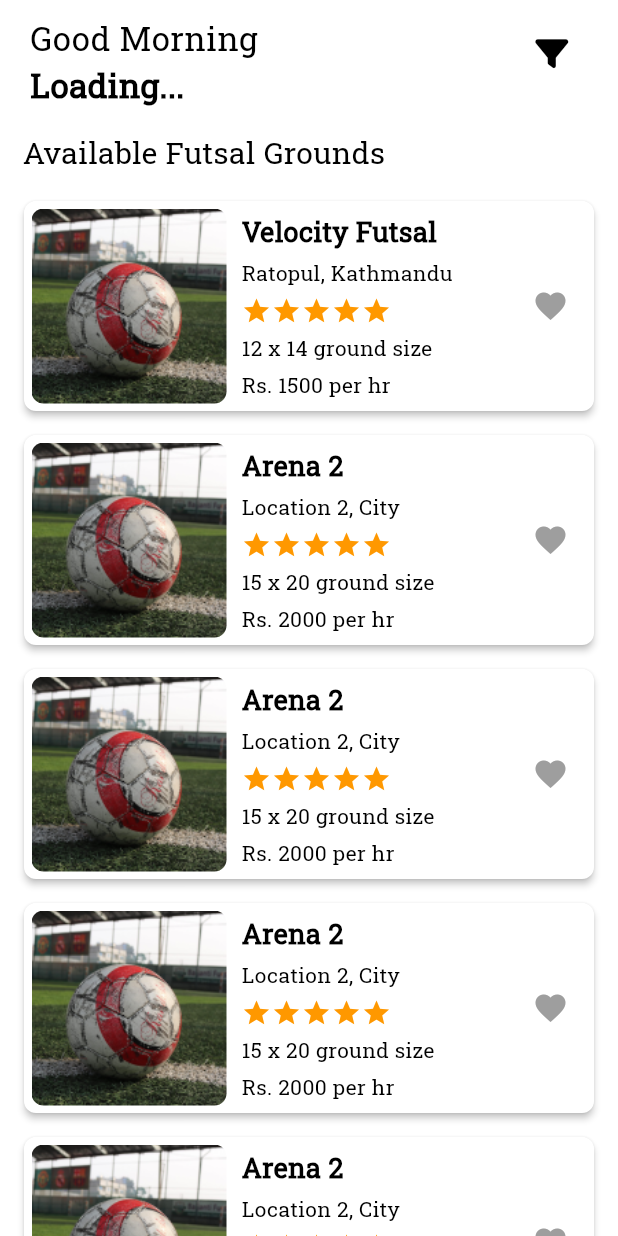
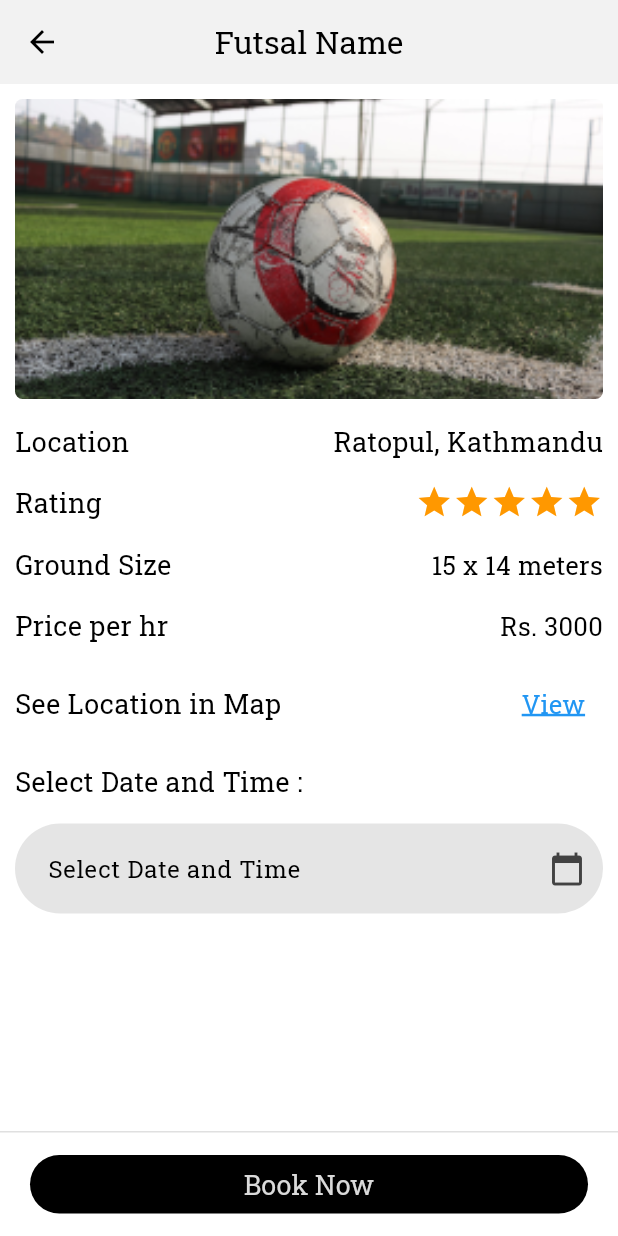
Before and after one commit to abhishekkarky/My_Arena, a Flutter app: the DiscoverView screen opened by its route, after a tap on "Velocity Futsal", on a phone screen of 412 x 824 dp. Run offline on Flutter 3.47's test engine with Material 3 defaults, Android fonts, the light colour scheme and no system bars; our stand-ins replace dartz, dio, flutter_map, flutter_riverpod, flutter_snake_navigationbar, font_awesome_flutter and 6 more; missing offline and left inert: all_sensors2; accounts and stored records are empty.

Commit message:
Individual page of futsal and map

```diff
--- a/lib/config/router/app_routes.dart
+++ b/lib/config/router/app_routes.dart
@@ -3,6 +3,9 @@ import 'package:my_arena/features/auth/presentation/view/register_view.dart';
 import 'package:my_arena/features/auth/presentation/view/request_otp_view.dart';
 import 'package:my_arena/features/auth/presentation/view/reset_password_view.dart';
 import 'package:my_arena/features/discover/presentation/view/discover_view.dart';
+import 'package:my_arena/features/discover/presentation/view/individual_futsal_view.dart';
+import 'package:my_arena/features/discover/presentation/view/map_view.dart';
+import 'package:my_arena/features/favourite/presentation/view/favourites_view.dart';
 import 'package:my_arena/features/home/presentation/view/home_view.dart';
 import 'package:my_arena/features/profile/presentation/view/edit_password_view.dart';
 import 'package:my_arena/features/profile/presentation/view/edit_profile_view.dart';
@@ -19,8 +22,11 @@ class AppRoute {
   static const String resetPasswordRoute = '/reset-password';
   static const String editProfileRoute = '/edit-profile';
   static const String editPasswordRoute = '/edit-password';
+  static const String favouritesRoute = '/favourites';
 
   static const String discoverRoute = '/discover';
+  static const String individualFutsalRoute = '/individual-futsal';
+  static const String mapViewRoute = '/map-view';
 
   static getApplicationRoute() {
     return {
@@ -33,6 +39,9 @@ class AppRoute {
       editProfileRoute: (context) => const EditProfileView(),
       editPasswordRoute: (context) => const EditPasswordView(),
       discoverRoute: (context) => const DiscoverView(),
+      favouritesRoute: (context) => const FavouritesView(),
+      individualFutsalRoute: (context) => const IndividualFutsalView(),
+      mapViewRoute: (context) => const FutsalMapView(),
     };
   }
 }
--- a/lib/features/discover/presentation/view/discover_view.dart
+++ b/lib/features/discover/presentation/view/discover_view.dart
@@ -2,6 +2,7 @@ import 'package:flutter/material.dart';
 import 'package:flutter_riverpod/flutter_riverpod.dart';
 import 'package:font_awesome_flutter/font_awesome_flutter.dart';
 import 'package:my_arena/config/constants/theme_constants.dart';
+import 'package:my_arena/config/router/app_routes.dart';
 import 'package:my_arena/core/widget/button.dart';
 import 'package:my_arena/core/widget/textformfield.dart';
 
@@ -302,10 +303,13 @@ class _DiscoverViewState extends ConsumerState<DiscoverView> {
   }) {
     return GestureDetector(
       onTap: () {
-        print("Changed index to $index");
+        Navigator.pushNamed(
+          context,
+          AppRoute.individualFutsalRoute,
+        );
       },
       child: Card(
-        elevation: 2,
+        elevation: 3,
         shape: RoundedRectangleBorder(
           borderRadius: BorderRadius.circular(8),
         ),
--- /dev/null
+++ b/lib/features/discover/presentation/view/individual_futsal_view.dart
@@ -0,0 +1,304 @@
+import 'package:flutter/material.dart';
+import 'package:flutter_riverpod/flutter_riverpod.dart';
+import 'package:my_arena/config/router/app_routes.dart';
+import 'package:my_arena/core/widget/appbar.dart';
+import 'package:my_arena/core/widget/button.dart';
+
+class IndividualFutsalView extends ConsumerStatefulWidget {
+  const IndividualFutsalView({super.key});
+
+  @override
+  ConsumerState<ConsumerStatefulWidget> createState() =>
+      _IndividualFutsalViewState();
+}
+
+class _IndividualFutsalViewState extends ConsumerState<IndividualFutsalView> {
+  final _gap = const SizedBox(height: 15);
+  final _belowGap = const SizedBox(
+    height: 120,
+  );
+  final TextEditingController _timeController = TextEditingController();
+  RangeValues timeRange = const RangeValues(5, 6);
+  DateTime? selectedDateTime;
+
+  @override
+  Widget build(BuildContext context) {
+    final isDarkMode = Theme.of(context).brightness == Brightness.dark;
+
+    Future<void> selectTime() async {
+      TimeOfDay? pickedTime = await showTimePicker(
+        context: context,
+        initialTime: TimeOfDay.now(),
+      );
+
+      if (pickedTime != null) {
+        setState(() {
+          _timeController.text = pickedTime.format(context);
+        });
+      }
+    }
+
+    return Scaffold(
+      floatingActionButtonLocation: FloatingActionButtonLocation.centerDocked,
+      floatingActionButtonAnimator: FloatingActionButtonAnimator.scaling,
+      appBar: MyAppBar(
+        title: 'Futsal Name',
+        context: context,
+      ),
+      body: SingleChildScrollView(
+        child: Padding(
+          padding: const EdgeInsets.all(10),
+          child: Column(
+            crossAxisAlignment: CrossAxisAlignment.start,
+            children: [
+              ClipRRect(
+                borderRadius: BorderRadius.circular(5),
+                child: Image.asset(
+                  'assets/images/ground.png',
+                  height: 200,
+                  width: MediaQuery.sizeOf(context).width * 1,
+                  fit: BoxFit.cover,
+                ),
+              ),
+              _gap,
+              const Row(
+                mainAxisAlignment: MainAxisAlignment.spaceBetween,
+                children: [
+                  Text(
+                    'Location',
+                    style: TextStyle(
+                      fontSize: 18,
+                      fontWeight: FontWeight.w500,
+                    ),
+                  ),
+                  Text(
+                    'Ratopul, Kathmandu',
+                    style: TextStyle(
+                      fontSize: 18,
+                      fontWeight: FontWeight.w500,
+                    ),
+                  ),
+                ],
+              ),
+              _gap,
+              Row(
+                mainAxisAlignment: MainAxisAlignment.spaceBetween,
+                children: [
+                  const Text(
+                    'Rating',
+                    style: TextStyle(
+                      fontSize: 18,
+                      fontWeight: FontWeight.w500,
+                    ),
+                  ),
+                  Row(
+                    children: List.generate(5, (index) {
+                      return const Icon(
+                        Icons.star,
+                        color: Colors.orange,
+                        size: 25,
+                      );
+                    }),
+                  ),
+                ],
+              ),
+              _gap,
+              const Row(
+                mainAxisAlignment: MainAxisAlignment.spaceBetween,
+                children: [
+                  Text(
+                    'Ground Size',
+                    style: TextStyle(
+                      fontSize: 18,
+                      fontWeight: FontWeight.w500,
+                    ),
+                  ),
+                  Text(
+                    '15 x 14 meters',
+                    style: TextStyle(fontSize: 17, fontWeight: FontWeight.w400),
+                  ),
+                ],
+              ),
+              _gap,
+              const Row(
+                mainAxisAlignment: MainAxisAlignment.spaceBetween,
+                children: [
+                  Text(
+                    'Price per hr',
+                    style: TextStyle(
+                      fontSize: 18,
+                      fontWeight: FontWeight.w500,
+                    ),
+                  ),
+                  Text(
+                    'Rs. 3000',
+                    style: TextStyle(fontSize: 17, fontWeight: FontWeight.w400),
+                  ),
+                ],
+              ),
+              _gap,
+              Row(
+                mainAxisAlignment: MainAxisAlignment.spaceBetween,
+                children: [
+                  const Text(
+                    'See Location in Map',
+                    style: TextStyle(
+                      fontSize: 18,
+                      fontWeight: FontWeight.w500,
+                    ),
+                  ),
+                  TextButton(
+                      onPressed: () {
+                        Navigator.pushNamed(context, AppRoute.mapViewRoute);
+                      },
+                      child: const Text(
+                        'View',
+                        style: TextStyle(
+                          color: Colors.blue,
+                          fontSize: 17,
+                          decoration: TextDecoration.underline,
+                          decorationThickness: 2,
+                          decorationColor: Colors.blue,
+                        ),
+                      ))
+                ],
+              ),
+              _gap,
+              Column(
+                crossAxisAlignment: CrossAxisAlignment.start,
+                children: [
+                  const Text(
+                    'Select Date and Time :',
+                    style: TextStyle(
+                      fontSize: 18,
+                      fontWeight: FontWeight.w500,
+                    ),
+                  ),
+                  _gap,
+                  TextFormField(
+                    readOnly: true,
+                    controller: TextEditingController(
+                      text: selectedDateTime != null
+                          ? '${'${selectedDateTime!.toLocal()}'.split(' ')[0]} ${selectedDateTime!.toLocal().hour}:${selectedDateTime!.toLocal().minute}'
+                          : '',
+                    ),
+                    decoration: InputDecoration(
+                      hintText: "Select Date and Time",
+                      filled: true,
+                      fillColor: const Color(0xFFE5E5E5),
+                      focusedBorder: const OutlineInputBorder(
+                        borderRadius: BorderRadius.all(
+                          Radius.circular(50),
+                        ),
+                        borderSide: BorderSide(
+                          width: 0,
+                          style: BorderStyle.none,
+                        ),
+                      ),
+                      border: const OutlineInputBorder(
+                        borderRadius: BorderRadius.all(
+                          Radius.circular(50),
+                        ),
+                        borderSide: BorderSide(
+                          width: 0,
+                          style: BorderStyle.none,
+                        ),
+                      ),
+                      suffixIcon: Icon(
+                        Icons.calendar_today,
+                        color: Colors.grey[800]!,
+                      ),
+                    ),
+                    onTap: () async {
+                      final DateTime? picked = await showDatePicker(
+                        context: context,
+                        initialDate: selectedDateTime ?? DateTime.now(),
+                        firstDate: DateTime(2000),
+                        lastDate: DateTime(2100),
+                      );
+                      if (picked != null) {
+                        final TimeOfDay? timePicked = await showTimePicker(
+                          context: context,
+                          initialTime: TimeOfDay.fromDateTime(
+                              selectedDateTime ?? DateTime.now()),
+                        );
+                        if (timePicked != null) {
+                          setState(() {
+                            selectedDateTime = DateTime(
+                              picked.year,
+                              picked.month,
+                              picked.day,
+                              timePicked.hour,
+                              timePicked.minute,
+                            );
+                          });
+                        }
+                      }
+                    },
+                  ),
+                ],
+              ),
+              _belowGap,
+            ],
+          ),
+        ),
+      ),
+      floatingActionButton: Container(
+        height: 70,
+        width: double.infinity,
+        padding: const EdgeInsets.symmetric(horizontal: 10, vertical: 5),
+        decoration: BoxDecoration(
+          color: isDarkMode ? Colors.black : Colors.white,
+          border: Border(
+            top: BorderSide(
+              width: 1,
+              color: isDarkMode ? Colors.white12 : Colors.black12,
+            ),
+          ),
+        ),
+        child: Padding(
+          padding: const EdgeInsets.all(10.0),
+          child: MAElevatedButton(
+            onPressed: () {
+              showDialog(
+                context: context,
+                builder: (context) {
+                  return AlertDialog(
+                    actions: [
+                      TextButton(
+                        onPressed: () {
+                          Navigator.of(context).pop();
+                        },
+                        child: Text(
+                          "No",
+                          style: TextStyle(
+                            color: isDarkMode ? Colors.white : Colors.black,
+                          ),
+                        ),
+                      ),
+                      TextButton(
+                        onPressed: () {},
+                        child: Text(
+                          "Yes",
+                          style: TextStyle(
+                            color: isDarkMode ? Colors.white : Colors.black,
+                          ),
+                        ),
+                      )
+                    ],
+                    title: const Text("Confirm"),
+                    content: const Text(
+                      "Are you sure you want to book ",
+                      style: TextStyle(fontSize: 20),
+                    ),
+                  );
+                },
+              );
+            },
+            text: 'Book Now',
+          ),
+        ),
+      ),
+    );
+  }
+}
--- a/lib/features/profile/presentation/view/profile_view.dart
+++ b/lib/features/profile/presentation/view/profile_view.dart
@@ -61,10 +61,10 @@ class _ProfileViewState extends ConsumerState<ProfileView> {
     }
   }
 
-  File? _img;
+  // File? _img;
   Future _browseImage(ImageSource imageSource) async {
     try {
-      final image = await ImagePicker().pickImage(source: imageSource);
+      // final image = await ImagePicker().pickImage(source: imageSource);
       // if (image != null) {
       //   _img = File(image.path);
       //   ref.read(authViewModelProvider.notifier).uploadImage(_img!);
@@ -336,7 +336,7 @@ class _ProfileViewState extends ConsumerState<ProfileView> {
                 icon: FontAwesomeIcons.solidHeart,
                 iconColor: Colors.red,
                 onPress: () {
-                  Navigator.pushNamed(context, AppRoute.loginRoute);
+                  Navigator.pushNamed(context, AppRoute.favouritesRoute);
                 },
               ),
               const Divider(),
--- a/pubspec.yaml
+++ b/pubspec.yaml
@@ -65,6 +65,8 @@ dependencies:
   flutter_slidable: ^3.0.1
   flutter_html: ^3.0.0-beta.2
   flutter_snake_navigationbar: ^0.6.1
+  flutter_map: ^6.1.0
+  latlong2: ^0.9.1
 
 dev_dependencies:
   flutter_test:
```
Also changed, not shown: lib/features/discover/presentation/view/map_view.dart (added, +45 -0 lines), lib/features/favourite/presentation/view/favourites_view.dart (added, +177 -0 lines), pubspec.lock.
